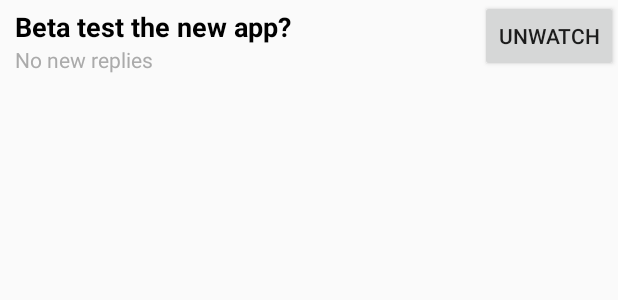
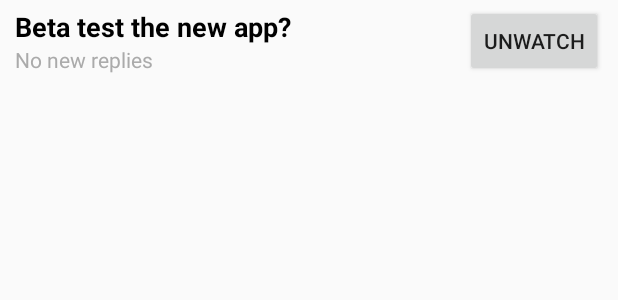
Before and after one commit to nilesr/United4, an Android app: the layout thread_watcher_list_item.xml on its own in the app's theme, with its tools: preview values and no code run, on a phone screen of 412 x 824 dp. Shown: the top 300 px of the screen. Run offline under Robolectric (Android 15) with nearby library versions, the phone set to English and light mode, and no system bars.

Commit message:
minor tweaks

```diff
--- a/app/src/main/res/layout/thread_watcher_list_item.xml
+++ b/app/src/main/res/layout/thread_watcher_list_item.xml
@@ -52,5 +52,7 @@
         android:layout_height="wrap_content"
         android:layout_alignParentBottom="false"
         android:layout_alignParentEnd="true"
+        android:layout_centerVertical="true"
+        android:layout_marginRight="10dp"
         android:text="Unwatch" />
 </RelativeLayout>
```
